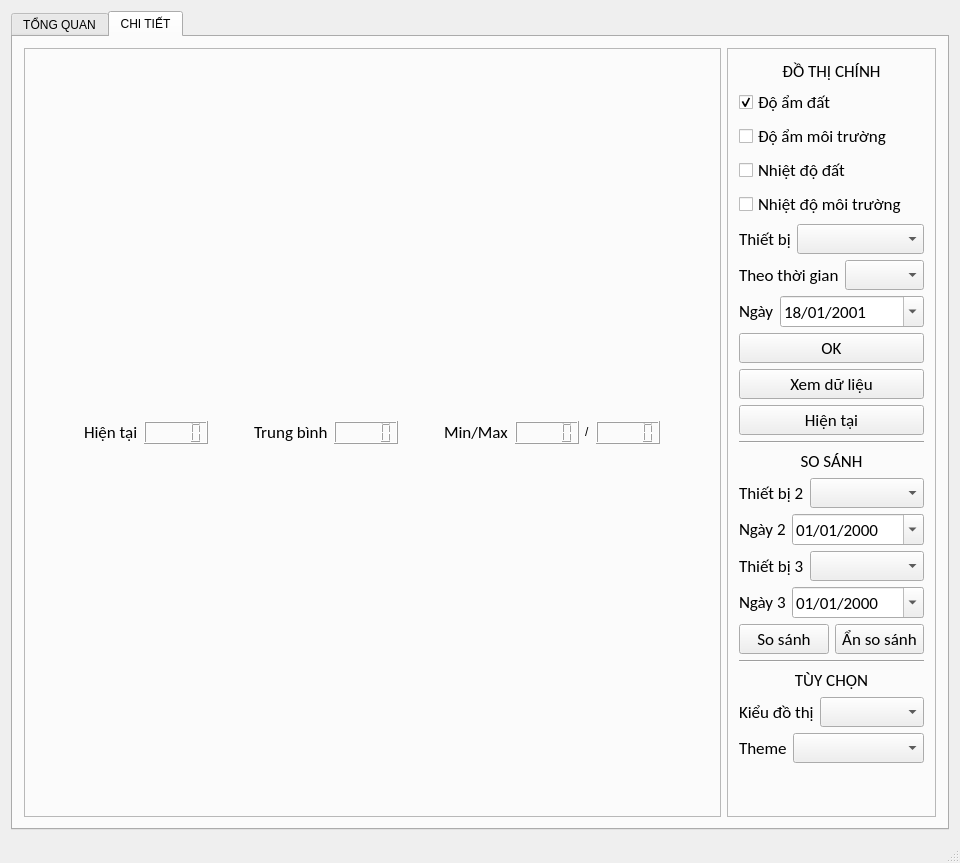
beanredarmy/gateway_graphic, file mainwindow.ui: the form before one commit.
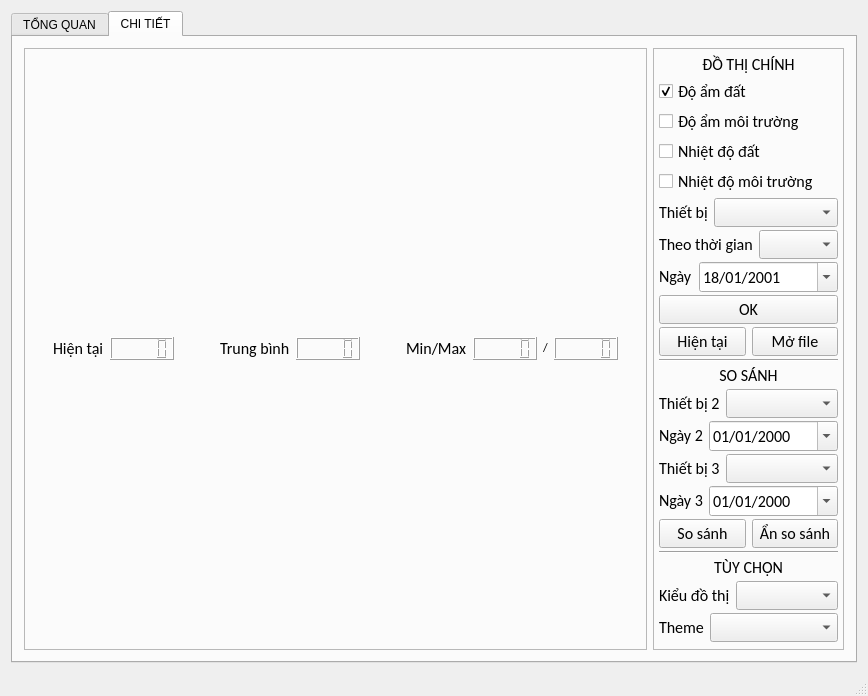
The form after the commit.

The edit to the form file:
```diff
--- a/mainwindow.ui
+++ b/mainwindow.ui
@@ -6,8 +6,8 @@
    <rect>
     <x>0</x>
     <y>0</y>
-    <width>960</width>
-    <height>811</height>
+    <width>868</width>
+    <height>665</height>
    </rect>
   </property>
   <property name="windowTitle">
@@ -575,16 +575,46 @@
            <enum>QFrame::Raised</enum>
           </property>
           <layout class="QGridLayout" name="gridLayout_6">
+           <property name="leftMargin">
+            <number>5</number>
+           </property>
+           <property name="topMargin">
+            <number>5</number>
+           </property>
+           <property name="rightMargin">
+            <number>5</number>
+           </property>
+           <property name="bottomMargin">
+            <number>5</number>
+           </property>
+           <property name="spacing">
+            <number>4</number>
+           </property>
            <item row="0" column="0">
             <layout class="QVBoxLayout" name="verticalLayout_3">
+             <property name="spacing">
+              <number>3</number>
+             </property>
              <item>
               <layout class="QVBoxLayout" name="verticalLayout_4">
+               <property name="spacing">
+                <number>3</number>
+               </property>
+               <property name="topMargin">
+                <number>0</number>
+               </property>
                <item>
                 <widget class="QLabel" name="label_16">
+                 <property name="sizePolicy">
+                  <sizepolicy hsizetype="Preferred" vsizetype="Preferred">
+                   <horstretch>0</horstretch>
+                   <verstretch>0</verstretch>
+                  </sizepolicy>
+                 </property>
                  <property name="font">
                   <font>
                    <family>Calibri</family>
-                   <pointsize>13</pointsize>
+                   <pointsize>12</pointsize>
                   </font>
                  </property>
                  <property name="text">
@@ -597,10 +627,16 @@
                </item>
                <item>
                 <widget class="QCheckBox" name="checkBox_humi_soil">
+                 <property name="sizePolicy">
+                  <sizepolicy hsizetype="Minimum" vsizetype="Fixed">
+                   <horstretch>0</horstretch>
+                   <verstretch>0</verstretch>
+                  </sizepolicy>
+                 </property>
                  <property name="font">
                   <font>
                    <family>Calibri</family>
-                   <pointsize>13</pointsize>
+                   <pointsize>12</pointsize>
                   </font>
                  </property>
                  <property name="text">
@@ -613,10 +649,16 @@
                </item>
                <item>
                 <widget class="QCheckBox" name="checkBox_humi_envi">
+                 <property name="sizePolicy">
+                  <sizepolicy hsizetype="Minimum" vsizetype="Fixed">
+                   <horstretch>0</horstretch>
+                   <verstretch>0</verstretch>
+                  </sizepolicy>
+                 </property>
                  <property name="font">
                   <font>
                    <family>Calibri</family>
-                   <pointsize>13</pointsize>
+                   <pointsize>12</pointsize>
                   </font>
                  </property>
                  <property name="text">
@@ -626,10 +668,16 @@
                </item>
                <item>
                 <widget class="QCheckBox" name="checkBox_temp_soil">
+                 <property name="sizePolicy">
+                  <sizepolicy hsizetype="Minimum" vsizetype="Fixed">
+                   <horstretch>0</horstretch>
+                   <verstretch>0</verstretch>
+                  </sizepolicy>
+                 </property>
                  <property name="font">
                   <font>
                    <family>Calibri</family>
-                   <pointsize>13</pointsize>
+                   <pointsize>12</pointsize>
                   </font>
                  </property>
                  <property name="text">
@@ -639,10 +687,16 @@
                </item>
                <item>
                 <widget class="QCheckBox" name="checkBox_temp_envi">
+                 <property name="sizePolicy">
+                  <sizepolicy hsizetype="Minimum" vsizetype="Fixed">
+                   <horstretch>0</horstretch>
+                   <verstretch>0</verstretch>
+                  </sizepolicy>
+                 </property>
                  <property name="font">
                   <font>
                    <family>Calibri</family>
-                   <pointsize>13</pointsize>
+                   <pointsize>12</pointsize>
                   </font>
                  </property>
                  <property name="text">
@@ -668,7 +722,7 @@
                  <property name="font">
                   <font>
                    <family>Calibri</family>
-                   <pointsize>13</pointsize>
+                   <pointsize>12</pointsize>
                   </font>
                  </property>
                  <property name="text">
@@ -687,7 +741,7 @@
                  <property name="font">
                   <font>
                    <family>Calibri</family>
-                   <pointsize>13</pointsize>
+                   <pointsize>12</pointsize>
                   </font>
                  </property>
                  <property name="editable">
@@ -713,7 +767,7 @@
                  <property name="font">
                   <font>
                    <family>Calibri</family>
-                   <pointsize>13</pointsize>
+                   <pointsize>12</pointsize>
                   </font>
                  </property>
                  <property name="text">
@@ -732,7 +786,7 @@
                  <property name="font">
                   <font>
                    <family>Calibri</family>
-                   <pointsize>13</pointsize>
+                   <pointsize>12</pointsize>
                   </font>
                  </property>
                 </widget>
@@ -755,7 +809,7 @@
                  <property name="font">
                   <font>
                    <family>Calibri</family>
-                   <pointsize>13</pointsize>
+                   <pointsize>12</pointsize>
                   </font>
                  </property>
                  <property name="text">
@@ -768,7 +822,7 @@
                  <property name="font">
                   <font>
                    <family>Calibri</family>
-                   <pointsize>13</pointsize>
+                   <pointsize>12</pointsize>
                   </font>
                  </property>
                  <property name="displayFormat">
@@ -799,7 +853,7 @@
                <property name="font">
                 <font>
                  <family>Calibri</family>
-                 <pointsize>13</pointsize>
+                 <pointsize>12</pointsize>
                 </font>
                </property>
                <property name="layoutDirection">
@@ -811,30 +865,34 @@
               </widget>
              </item>
              <item>
-              <widget class="QPushButton" name="pushButton_showData">
-               <property name="font">
-                <font>
-                 <family>Calibri</family>
-                 <pointsize>13</pointsize>
-                </font>
-               </property>
-               <property name="text">
-                <string>Xem dữ liệu</string>
-               </property>
-              </widget>
-             </item>
-             <item>
-              <widget class="QPushButton" name="pushButton_viewNow">
-               <property name="font">
-                <font>
-                 <family>Calibri</family>
-                 <pointsize>13</pointsize>
-                </font>
-               </property>
-               <property name="text">
-                <string>Hiện tại</string>
-               </property>
-              </widget>
+              <layout class="QHBoxLayout" name="horizontalLayout_19">
+               <item>
+                <widget class="QPushButton" name="pushButton_viewNow">
+                 <property name="font">
+                  <font>
+                   <family>Calibri</family>
+                   <pointsize>12</pointsize>
+                  </font>
+                 </property>
+                 <property name="text">
+                  <string>Hiện tại</string>
+                 </property>
+                </widget>
+               </item>
+               <item>
+                <widget class="QPushButton" name="pushButton_showData">
+                 <property name="font">
+                  <font>
+                   <family>Calibri</family>
+                   <pointsize>12</pointsize>
+                  </font>
+                 </property>
+                 <property name="text">
+                  <string>Mở file</string>
+                 </property>
+                </widget>
+               </item>
+              </layout>
              </item>
              <item>
               <widget class="Line" name="line">
@@ -845,10 +903,16 @@
              </item>
              <item>
               <widget class="QLabel" name="label_15">
+               <property name="sizePolicy">
+                <sizepolicy hsizetype="Preferred" vsizetype="Preferred">
+                 <horstretch>0</horstretch>
+                 <verstretch>0</verstretch>
+                </sizepolicy>
+               </property>
                <property name="font">
                 <font>
                  <family>Calibri</family>
-                 <pointsize>13</pointsize>
+                 <pointsize>12</pointsize>
                 </font>
                </property>
                <property name="text">
@@ -872,7 +936,7 @@
                  <property name="font">
                   <font>
                    <family>Calibri</family>
-                   <pointsize>13</pointsize>
+                   <pointsize>12</pointsize>
                   </font>
                  </property>
                  <property name="text">
@@ -891,7 +955,7 @@
                  <property name="font">
                   <font>
                    <family>Calibri</family>
-                   <pointsize>13</pointsize>
+                   <pointsize>12</pointsize>
                   </font>
                  </property>
                 </widget>
@@ -914,7 +978,7 @@
                  <property name="font">
                   <font>
                    <family>Calibri</family>
-                   <pointsize>13</pointsize>
+                   <pointsize>12</pointsize>
                   </font>
                  </property>
                  <property name="text">
@@ -927,7 +991,7 @@
                  <property name="font">
                   <font>
                    <family>Calibri</family>
-                   <pointsize>13</pointsize>
+                   <pointsize>12</pointsize>
                   </font>
                  </property>
                  <property name="displayFormat">
@@ -953,7 +1017,7 @@
                  <property name="font">
                   <font>
                    <family>Calibri</family>
-                   <pointsize>13</pointsize>
+                   <pointsize>12</pointsize>
                   </font>
                  </property>
                  <property name="text">
@@ -972,7 +1036,7 @@
                  <property name="font">
                   <font>
                    <family>Calibri</family>
-                   <pointsize>13</pointsize>
+                   <pointsize>12</pointsize>
                   </font>
                  </property>
                 </widget>
@@ -995,7 +1059,7 @@
                  <property name="font">
                   <font>
                    <family>Calibri</family>
-                   <pointsize>13</pointsize>
+                   <pointsize>12</pointsize>
                   </font>
                  </property>
                  <property name="text">
@@ -1008,7 +1072,7 @@
                  <property name="font">
                   <font>
                    <family>Calibri</family>
-                   <pointsize>13</pointsize>
+                   <pointsize>12</pointsize>
                   </font>
                  </property>
                  <property name="displayFormat">
@@ -1034,7 +1098,7 @@
                  <property name="font">
                   <font>
                    <family>Calibri</family>
-                   <pointsize>13</pointsize>
+                   <pointsize>12</pointsize>
                   </font>
                  </property>
                  <property name="text">
@@ -1053,7 +1117,7 @@
                  <property name="font">
                   <font>
                    <family>Calibri</family>
-                   <pointsize>13</pointsize>
+                   <pointsize>12</pointsize>
                   </font>
                  </property>
                  <property name="text">
@@ -1072,10 +1136,16 @@
              </item>
              <item>
               <widget class="QLabel" name="label_21">
+               <property name="sizePolicy">
+                <sizepolicy hsizetype="Preferred" vsizetype="Preferred">
+                 <horstretch>0</horstretch>
+                 <verstretch>0</verstretch>
+                </sizepolicy>
+               </property>
                <property name="font">
                 <font>
                  <family>Calibri</family>
-                 <pointsize>13</pointsize>
+                 <pointsize>12</pointsize>
                 </font>
                </property>
                <property name="text">
@@ -1102,7 +1172,7 @@
                  <property name="font">
                   <font>
                    <family>Calibri</family>
-                   <pointsize>13</pointsize>
+                   <pointsize>12</pointsize>
                   </font>
                  </property>
                  <property name="text">
@@ -1121,7 +1191,7 @@
                  <property name="font">
                   <font>
                    <family>Calibri</family>
-                   <pointsize>13</pointsize>
+                   <pointsize>12</pointsize>
                   </font>
                  </property>
                 </widget>
@@ -1141,7 +1211,7 @@
                  <property name="font">
                   <font>
                    <family>Calibri</family>
-                   <pointsize>13</pointsize>
+                   <pointsize>12</pointsize>
                   </font>
                  </property>
                  <property name="text">
@@ -1160,7 +1230,7 @@
                  <property name="font">
                   <font>
                    <family>Calibri</family>
-                   <pointsize>13</pointsize>
+                   <pointsize>12</pointsize>
                   </font>
                  </property>
                 </widget>
@@ -1177,7 +1247,7 @@
              <property name="sizeHint" stdset="0">
               <size>
                <width>20</width>
-               <height>40</height>
+               <height>0</height>
               </size>
              </property>
             </spacer>
@@ -1200,6 +1270,21 @@
            <enum>QFrame::Raised</enum>
           </property>
           <layout class="QGridLayout" name="gridLayout_5">
+           <property name="leftMargin">
+            <number>5</number>
+           </property>
+           <property name="topMargin">
+            <number>5</number>
+           </property>
+           <property name="rightMargin">
+            <number>5</number>
+           </property>
+           <property name="bottomMargin">
+            <number>5</number>
+           </property>
+           <property name="spacing">
+            <number>4</number>
+           </property>
            <item row="0" column="0">
             <layout class="QHBoxLayout" name="horizontalLayout_11">
              <item>
@@ -1207,7 +1292,7 @@
                <item>
                 <widget class="QLabel" name="label_9">
                  <property name="sizePolicy">
-                  <sizepolicy hsizetype="Maximum" vsizetype="Maximum">
+                  <sizepolicy hsizetype="Maximum" vsizetype="Fixed">
                    <horstretch>0</horstretch>
                    <verstretch>0</verstretch>
                   </sizepolicy>
@@ -1215,7 +1300,7 @@
                  <property name="font">
                   <font>
                    <family>Calibri</family>
-                   <pointsize>13</pointsize>
+                   <pointsize>12</pointsize>
                   </font>
                  </property>
                  <property name="text">
@@ -1231,6 +1316,11 @@
                    <verstretch>0</verstretch>
                   </sizepolicy>
                  </property>
+                 <property name="font">
+                  <font>
+                   <family>Calibri</family>
+                  </font>
+                 </property>
                 </widget>
                </item>
               </layout>
@@ -1256,7 +1346,7 @@
                <item>
                 <widget class="QLabel" name="label_10">
                  <property name="sizePolicy">
-                  <sizepolicy hsizetype="Maximum" vsizetype="Maximum">
+                  <sizepolicy hsizetype="Maximum" vsizetype="Fixed">
                    <horstretch>0</horstretch>
                    <verstretch>0</verstretch>
                   </sizepolicy>
@@ -1264,7 +1354,7 @@
                  <property name="font">
                   <font>
                    <family>Calibri</family>
-                   <pointsize>13</pointsize>
+                   <pointsize>12</pointsize>
                   </font>
                  </property>
                  <property name="text">
@@ -1280,6 +1370,11 @@
                    <verstretch>0</verstretch>
                   </sizepolicy>
                  </property>
+                 <property name="font">
+                  <font>
+                   <family>Calibri</family>
+                  </font>
+                 </property>
                 </widget>
                </item>
               </layout>
@@ -1305,7 +1400,7 @@
                <item>
                 <widget class="QLabel" name="label_11">
                  <property name="sizePolicy">
-                  <sizepolicy hsizetype="Maximum" vsizetype="Maximum">
+                  <sizepolicy hsizetype="Maximum" vsizetype="Fixed">
                    <horstretch>0</horstretch>
                    <verstretch>0</verstretch>
                   </sizepolicy>
@@ -1313,7 +1408,7 @@
                  <property name="font">
                   <font>
                    <family>Calibri</family>
-                   <pointsize>13</pointsize>
+                   <pointsize>12</pointsize>
                   </font>
                  </property>
                  <property name="text">
@@ -1329,16 +1424,26 @@
                    <verstretch>0</verstretch>
                   </sizepolicy>
                  </property>
+                 <property name="font">
+                  <font>
+                   <family>Calibri</family>
+                  </font>
+                 </property>
                 </widget>
                </item>
                <item>
                 <widget class="QLabel" name="label_12">
                  <property name="sizePolicy">
-                  <sizepolicy hsizetype="Maximum" vsizetype="Maximum">
+                  <sizepolicy hsizetype="Fixed" vsizetype="Fixed">
                    <horstretch>0</horstretch>
                    <verstretch>0</verstretch>
                   </sizepolicy>
                  </property>
+                 <property name="font">
+                  <font>
+                   <family>Calibri</family>
+                  </font>
+                 </property>
                  <property name="text">
                   <string>/</string>
                  </property>
@@ -1352,6 +1457,11 @@
                    <verstretch>0</verstretch>
                   </sizepolicy>
                  </property>
+                 <property name="font">
+                  <font>
+                   <family>Calibri</family>
+                  </font>
+                 </property>
                 </widget>
                </item>
               </layout>
```
Left out of the diff: 2 changed lines with no effect on the pictures.
